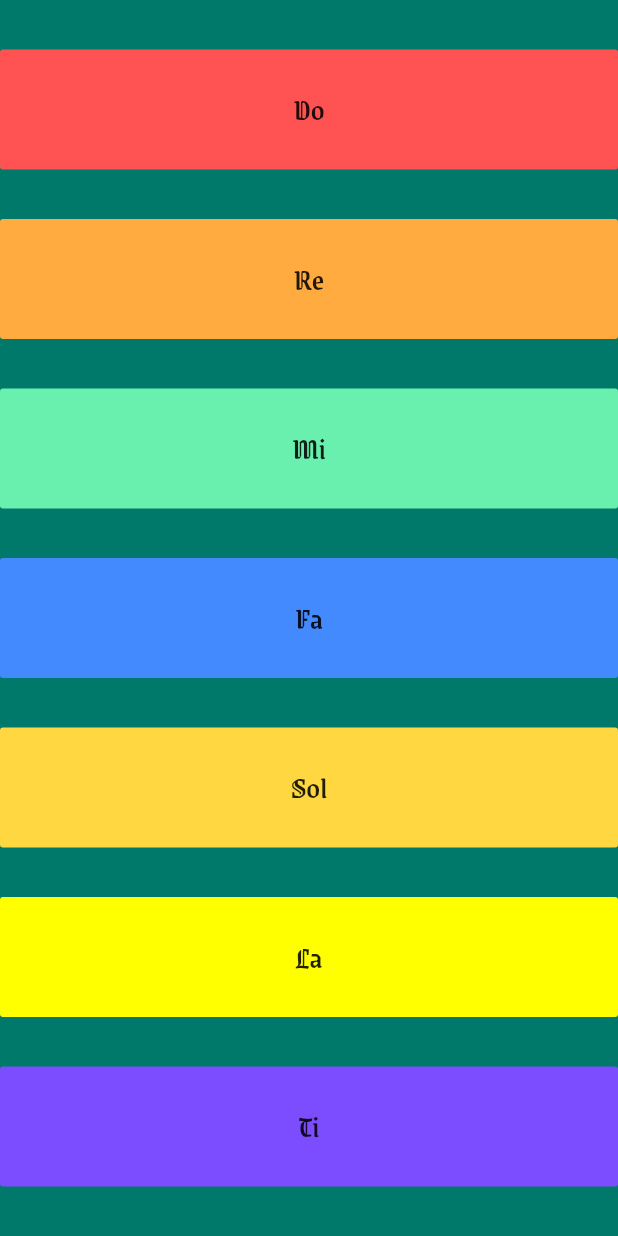
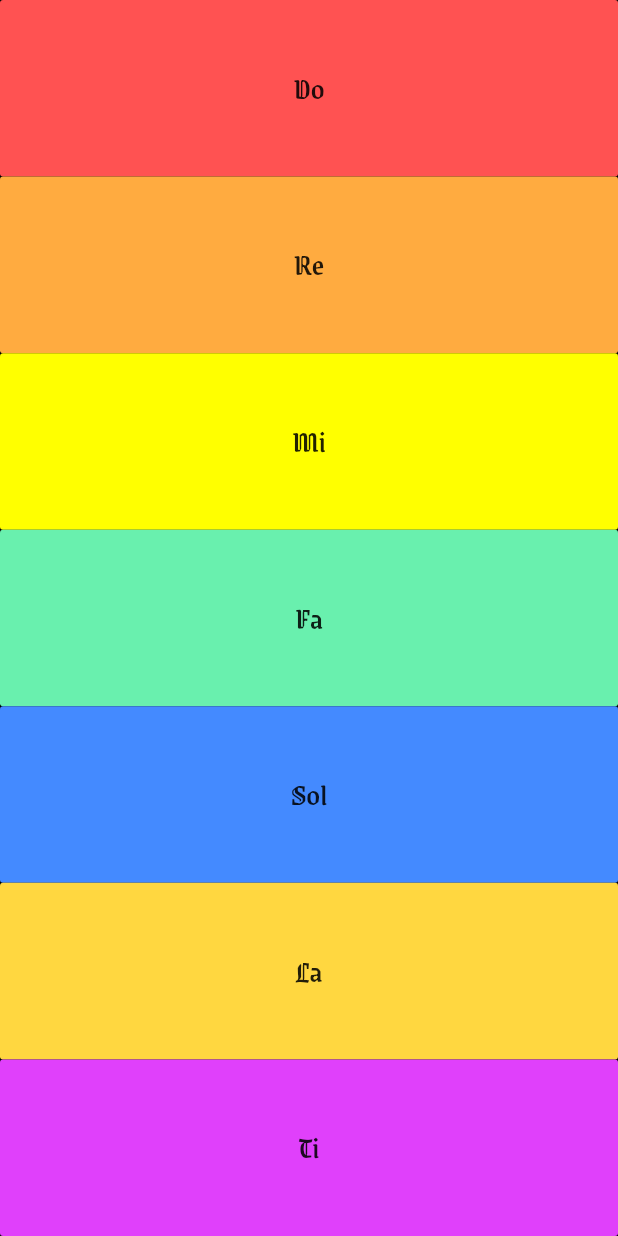
Before and after one commit to hanjayasuryalim/Xylophone-Flutter, a Flutter app: the screen it shows after launch, on a phone screen of 412 x 824 dp. Run offline on Flutter 3.47's test engine with Material 2 defaults, Android fonts, the light colour scheme and no system bars; our stand-ins replace audioplayers.

Commit message:
modifying function

```diff
--- a/lib/main.dart
+++ b/lib/main.dart
@@ -12,93 +12,44 @@ class XylophoneApp extends StatelessWidget {
     player.play('note$soundNumber.wav');
   }
 
+  Expanded buildButton({Color color, int soundNumber, String toWrite}) {
+    return Expanded(
+      child: FlatButton(
+        onPressed: () {
+          playSound(soundNumber);
+        },
+        color: color,
+        child: Text(
+          toWrite,
+          style: TextStyle(fontFamily: 'GrenzeGotisch', fontSize: 20.0),
+        ),
+      ),
+    );
+  }
+
   @override
   Widget build(BuildContext context) {
     return MaterialApp(
       home: Scaffold(
-        backgroundColor: Colors.teal.shade700,
+        backgroundColor: Colors.black,
         body: SafeArea(
             child: Column(
           crossAxisAlignment: CrossAxisAlignment.stretch,
-          mainAxisAlignment: MainAxisAlignment.spaceEvenly,
+          mainAxisAlignment: MainAxisAlignment.spaceAround,
           children: <Widget>[
-            FlatButton(
-              padding: EdgeInsets.all(25.0),
-              onPressed: () {
-                playSound(1);
-              },
-              color: Colors.redAccent,
-              child: Text(
-                'Do',
-                style: TextStyle(fontFamily: 'GrenzeGotisch', fontSize: 20.0),
-              ),
-            ),
-            FlatButton(
-              padding: EdgeInsets.all(25.0),
-              onPressed: () {
-                playSound(2);
-              },
-              color: Colors.orangeAccent,
-              child: Text(
-                'Re',
-                style: TextStyle(fontFamily: 'GrenzeGotisch', fontSize: 20.0),
-              ),
-            ),
-            FlatButton(
-              padding: EdgeInsets.all(25.0),
-              onPressed: () {
-                playSound(3);
-              },
-              color: Colors.greenAccent,
-              child: Text(
-                'Mi',
-                style: TextStyle(fontFamily: 'GrenzeGotisch', fontSize: 20.0),
-              ),
-            ),
-            FlatButton(
-              padding: EdgeInsets.all(25.0),
-              onPressed: () {
-                playSound(4);
-              },
-              color: Colors.blueAccent,
-              child: Text(
-                'Fa',
-                style: TextStyle(fontFamily: 'GrenzeGotisch', fontSize: 20.0),
-              ),
-            ),
-            FlatButton(
-              padding: EdgeInsets.all(25.0),
-              onPressed: () {
-                playSound(5);
-              },
-              color: Colors.amberAccent,
-              child: Text(
-                'Sol',
-                style: TextStyle(fontFamily: 'GrenzeGotisch', fontSize: 20.0),
-              ),
-            ),
-            FlatButton(
-              padding: EdgeInsets.all(25.0),
-              onPressed: () {
-                playSound(6);
-              },
-              color: Colors.yellowAccent,
-              child: Text(
-                'La',
-                style: TextStyle(fontFamily: 'GrenzeGotisch', fontSize: 20.0),
-              ),
-            ),
-            FlatButton(
-              padding: EdgeInsets.all(25.0),
-              onPressed: () {
-                playSound(7);
-              },
-              color: Colors.deepPurpleAccent,
-              child: Text(
-                'Ti',
-                style: TextStyle(fontFamily: 'GrenzeGotisch', fontSize: 20.0),
-              ),
-            ),
+            buildButton(color: Colors.redAccent, soundNumber: 1, toWrite: 'Do'),
+            buildButton(
+                color: Colors.orangeAccent, soundNumber: 2, toWrite: 'Re'),
+            buildButton(
+                color: Colors.yellowAccent, soundNumber: 3, toWrite: 'Mi'),
+            buildButton(
+                color: Colors.greenAccent, soundNumber: 4, toWrite: 'Fa'),
+            buildButton(
+                color: Colors.blueAccent, soundNumber: 5, toWrite: 'Sol'),
+            buildButton(
+                color: Colors.amberAccent, soundNumber: 6, toWrite: 'La'),
+            buildButton(
+                color: Colors.purpleAccent, soundNumber: 7, toWrite: 'Ti'),
           ],
         )),
       ),
```
